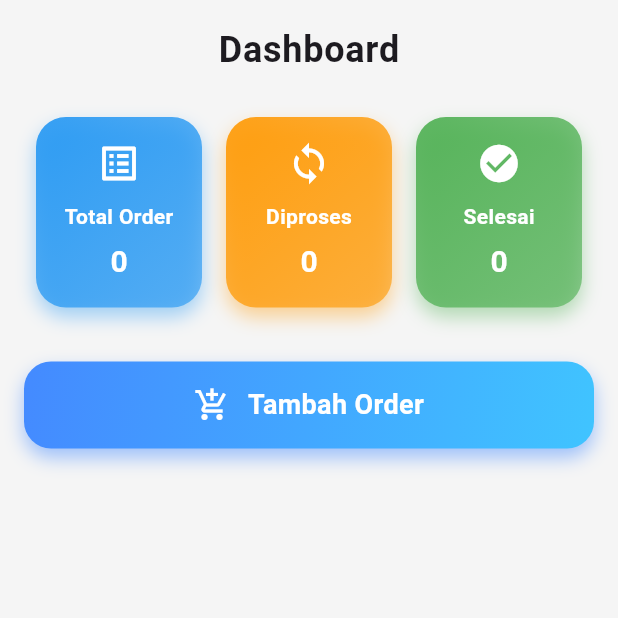
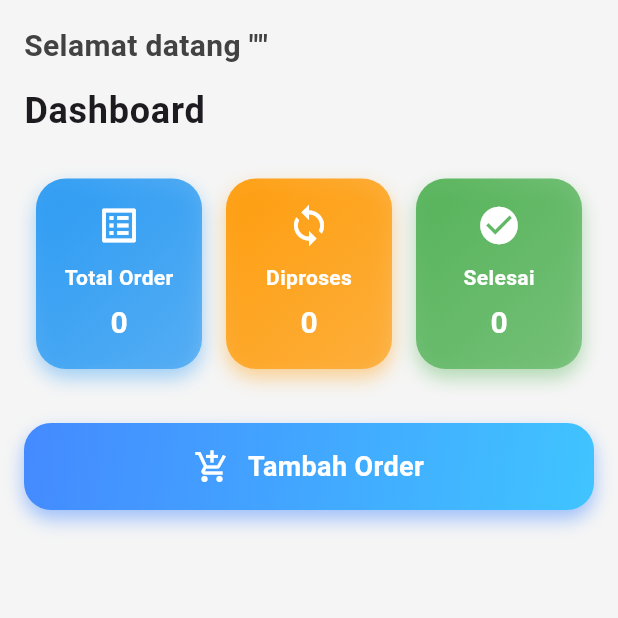
Before and after one commit to Faqih472/Project-3-EZLaundry, a Flutter app: the HomePage screen opened directly, on a phone screen of 412 x 824 dp, the top half of it. Run offline on Flutter 3.47's test engine with Material 3 defaults, Android fonts, the phone set to English and light mode, and no system bars; our stand-ins replace cloud_firestore, firebase_auth, firebase_core, pdf, printing, shared_preferences; accounts and stored records are empty.

Commit message:
feat: add dashboard stats and role-based actions to HomePage

```diff
--- a/lib/pages/home_page.dart
+++ b/lib/pages/home_page.dart
@@ -1,6 +1,5 @@
 import 'package:flutter/material.dart';
 import 'package:cloud_firestore/cloud_firestore.dart';
-import 'package:intl/intl.dart';
 import 'package:firebase_auth/firebase_auth.dart';
 
 import 'tambah_order_page.dart';
@@ -17,11 +16,12 @@ class _HomePageState extends State<HomePage> with SingleTickerProviderStateMixin
   int orderSelesai = 0;
 
   String? userRole;
+  String? username;
 
   @override
   void initState() {
     super.initState();
-    fetchUserRole(); // Panggil ini untuk ambil role & kemudian getOrderStats()
+    fetchUserRole();
   }
 
   Future<void> fetchUserRole() async {
@@ -31,8 +31,9 @@ class _HomePageState extends State<HomePage> with SingleTickerProviderStateMixin
       if (doc.exists) {
         setState(() {
           userRole = doc.data()?['role'] ?? 'user';
+          username = doc.data()?['username'] ?? 'User';
         });
-        await getOrderStats(); // Panggil setelah dapat role
+        await getOrderStats();
       }
     }
   }
@@ -161,7 +162,20 @@ class _HomePageState extends State<HomePage> with SingleTickerProviderStateMixin
           child: SingleChildScrollView(
             padding: EdgeInsets.all(16),
             child: Column(
+              crossAxisAlignment: CrossAxisAlignment.start,
               children: [
+                if (userRole != null)
+                  Text(
+                    userRole == 'admin'
+                        ? 'Selamat datang Admin'
+                        : 'Selamat datang "$username' '"',
+                    style: TextStyle(
+                      fontSize: 20,
+                      fontWeight: FontWeight.w600,
+                      color: Colors.grey[800],
+                    ),
+                  ),
+                SizedBox(height: 12),
                 Text(
                   'Dashboard',
                   style: TextStyle(
```
